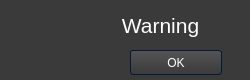
First picture: the form in Qt_Designer/warning.ui, repository bb305496/CSV_Weather_Dashboard, before the edit.
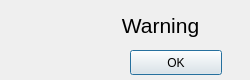
Second picture: the form after the edit. Icons and pictures are not drawn.

Commit message: Add to menu bar colorTheme

```diff
--- a/Qt_Designer/warning.ui
+++ b/Qt_Designer/warning.ui
@@ -30,994 +30,7 @@
     <normaloff>../Icons/warning_100dp_FFFF55_FILL0_wght400_GRAD0_opsz48.png</normaloff>../Icons/warning_100dp_FFFF55_FILL0_wght400_GRAD0_opsz48.png</iconset>
   </property>
   <property name="styleSheet">
-   <string notr="true">/*Copyright (c) DevSec Studio. All rights reserved.
-
-MIT License
-
-Permission is hereby granted, free of charge, to any person obtaining a copy
-of this software and associated documentation files (the &quot;Software&quot;), to deal
-in the Software without restriction, including without limitation the rights
-to use, copy, modify, merge, publish, distribute, sublicense, and/or sell
-copies of the Software, and to permit persons to whom the Software is
-furnished to do so, subject to the following conditions:
-
-The above copyright notice and this permission notice shall be included in all
-copies or substantial portions of the Software.
-
-THE SOFTWARE IS PROVIDED *AS IS*, WITHOUT WARRANTY OF ANY KIND, EXPRESS OR
-IMPLIED, INCLUDING BUT NOT LIMITED TO THE WARRANTIES OF MERCHANTABILITY,
-FITNESS FOR A PARTICULAR PURPOSE AND NONINFRINGEMENT. IN NO EVENT SHALL THE
-AUTHORS OR COPYRIGHT HOLDERS BE LIABLE FOR ANY CLAIM, DAMAGES OR OTHER
-LIABILITY, WHETHER IN AN ACTION OF CONTRACT, TORT OR OTHERWISE, ARISING FROM,
-OUT OF OR IN CONNECTION WITH THE SOFTWARE OR THE USE OR OTHER DEALINGS IN THE SOFTWARE.
-*/
-
-/*-----QWidget-----*/
-QWidget
-{
-	background-color: #3a3a3a;
-	color: #fff;
-	selection-background-color: #b78620;
-	selection-color: #000;
-
-}
-
-
-/*-----QLabel-----*/
-QLabel
-{
-	background-color: transparent;
-	color: #fff;
-
-}
-
-
-/*-----QMenuBar-----*/
-QMenuBar 
-{
-	background-color: qlineargradient(spread:repeat, x1:1, y1:0, x2:1, y2:1, stop:0 rgba(57, 57, 57, 255),stop:1 rgba(50, 50, 50, 255));
-	border: 1px solid #000;
-	color: #fff;
-
-}
-
-
-QMenuBar::item 
-{
-	background-color: transparent;
-
-}
-
-
-QMenuBar::item:selected 
-{
-	background-color: rgba(183, 134, 32, 20%);
-	border: 1px solid #b78620;
-	color: #fff;
-
-}
-
-
-QMenuBar::item:pressed 
-{
-	background-color: rgb(183, 134, 32);
-	border: 1px solid #b78620;
-	color: #fff;
-
-}
-
-
-/*-----QMenu-----*/
-QMenu
-{
-    background-color: qlineargradient(spread:repeat, x1:1, y1:0, x2:1, y2:1, stop:0 rgba(57, 57, 57, 255),stop:1 rgba(50, 50, 50, 255));
-    border: 1px solid #222;
-    padding: 4px;
-	color: #fff;
-
-}
-
-
-QMenu::item
-{
-    background-color: transparent;
-    padding: 2px 20px 2px 20px;
-
-}
-
-
-QMenu::separator
-{
-   	background-color: rgb(183, 134, 32);
-	height: 1px;
-
-}
-
-
-QMenu::item:disabled
-{
-    color: #555;
-    background-color: transparent;
-    padding: 2px 20px 2px 20px;
-
-}
-
-
-QMenu::item:selected
-{
-	background-color: rgba(183, 134, 32, 20%);
-	border: 1px solid #b78620;
-	color: #fff;
-
-}
-
-
-/*-----QToolBar-----*/
-QToolBar
-{
-	background-color: qlineargradient(spread:repeat, x1:1, y1:0, x2:1, y2:1, stop:0 rgba(69, 69, 69, 255),stop:1 rgba(58, 58, 58, 255));
-	border-top: none;
-	border-bottom: 1px solid #4f4f4f;
-	border-left: 1px solid #4f4f4f;
-	border-right: 1px solid #4f4f4f;
-
-}
-
-
-QToolBar::separator
-{
-	background-color: #2e2e2e;
-	width: 1px;
-
-}
-
-
-/*-----QToolButton-----*/
-QToolButton 
-{
-	background-color: transparent;
-	color: #fff;
-	padding: 5px;
-	padding-left: 8px;
-	padding-right: 8px;
-	margin-left: 1px;
-}
-
-
-QToolButton:hover
-{
-	background-color: rgba(183, 134, 32, 20%);
-	border: 1px solid #b78620;
-	color: #fff;
-	
-}
-
-
-QToolButton:pressed
-{
-	background-color: qlineargradient(spread:repeat, x1:1, y1:0, x2:1, y2:1, stop:0 rgba(57, 57, 57, 255),stop:1 rgba(50, 50, 50, 255));
-	border: 1px solid #b78620;
-
-}
-
-
-QToolButton:checked
-{
-	background-color: qlineargradient(spread:repeat, x1:1, y1:0, x2:1, y2:1, stop:0 rgba(57, 57, 57, 255),stop:1 rgba(50, 50, 50, 255));
-	border: 1px solid #222;
-}
-
-
-/*-----QPushButton-----*/
-QPushButton
-{
-	background-color: qlineargradient(spread:repeat, x1:1, y1:0, x2:1, y2:1, stop:0 rgba(84, 84, 84, 255),stop:1 rgba(59, 59, 59, 255));
-	color: #ffffff;
-	min-width: 80px;
-	border-style: solid;
-	border-width: 1px;
-	border-radius: 3px;
-	border-color: #051a39;
-	padding: 5px;
-
-}
-
-
-QPushButton::flat
-{
-	background-color: transparent;
-	border: none;
-	color: #fff;
-
-}
-
-
-QPushButton::disabled
-{
-	background-color: #404040;
-	color: #656565;
-	border-color: #051a39;
-
-}
-
-
-QPushButton::hover
-{
-	background-color: rgba(183, 134, 32, 20%);
-	border: 1px solid #b78620;
-
-}
-
-
-QPushButton::pressed
-{
-	background-color: qlineargradient(spread:repeat, x1:1, y1:0, x2:1, y2:1, stop:0 rgba(74, 74, 74, 255),stop:1 rgba(49, 49, 49, 255));
-	border: 1px solid #b78620;
-
-}
-
-
-QPushButton::checked
-{
-	background-color: qlineargradient(spread:repeat, x1:1, y1:0, x2:1, y2:1, stop:0 rgba(74, 74, 74, 255),stop:1 rgba(49, 49, 49, 255));
-	border: 1px solid #222;
-
-}
-
-
-/*-----QLineEdit-----*/
-QLineEdit
-{
-	background-color: #131313;
-	color : #eee;
-	border: 1px solid #343434;
-	border-radius: 2px;
-	padding: 3px;
-	padding-left: 5px;
-
-}
-
-
-/*-----QPlainTExtEdit-----*/
-QPlainTextEdit
-{
-	background-color: #131313;
-	color : #eee;
-	border: 1px solid #343434;
-	border-radius: 2px;
-	padding: 3px;
-	padding-left: 5px;
-
-}
-
-
-/*-----QTabBar-----*/
-QTabBar::tab
-{
-	background-color: qlineargradient(spread:repeat, x1:1, y1:0, x2:1, y2:1, stop:0 rgba(84, 84, 84, 255),stop:1 rgba(59, 59, 59, 255));
-	color: #ffffff;
-	border-style: solid;
-	border-width: 1px;
-	border-color: #666;
-	border-bottom: none;
-	padding: 5px;
-	padding-left: 15px;
-	padding-right: 15px;
-
-}
-
-
-QTabWidget::pane 
-{
-	background-color: red;
-	border: 1px solid #666;
-	top: 1px;
-
-}
-
-
-QTabBar::tab:last
-{
-	margin-right: 0; 
-
-}
-
-
-QTabBar::tab:first:!selected
-{
-	background-color: #0c0c0d;
-	margin-left: 0px;
-
-}
-
-
-QTabBar::tab:!selected
-{
-	color: #b1b1b1;
-	border-bottom-style: solid;
-	background-color: #0c0c0d;
-
-}
-
-
-QTabBar::tab:selected
-{
-	margin-bottom: 0px;
-
-}
-
-
-QTabBar::tab:!selected:hover
-{
-	border-top-color: #b78620;
-
-}
-
-
-/*-----QComboBox-----*/
-QComboBox
-{
-    background-color: qlineargradient(spread:repeat, x1:1, y1:0, x2:1, y2:1, stop:0 rgba(84, 84, 84, 255),stop:1 rgba(59, 59, 59, 255));
-    border: 1px solid #000;
-    padding-left: 6px;
-    color: #ffffff;
-    height: 20px;
-
-}
-
-
-QComboBox::disabled
-{
-	background-color: #404040;
-	color: #656565;
-	border-color: #051a39;
-
-}
-
-
-QComboBox:on
-{
-    background-color: #b78620;
-	color: #000;
-
-}
-
-
-QComboBox QAbstractItemView
-{
-    background-color: #383838;
-    color: #ffffff;
-    border: 1px solid black;
-    selection-background-color: #b78620;
-    outline: 0;
-
-}
-
-
-QComboBox::drop-down
-{
-	background-color: qlineargradient(spread:repeat, x1:1, y1:0, x2:1, y2:1, stop:0 rgba(57, 57, 57, 255),stop:1 rgba(50, 50, 50, 255));
-    subcontrol-origin: padding;
-    subcontrol-position: top right;
-    width: 15px;
-    border-left-width: 1px;
-    border-left-color: black;
-    border-left-style: solid; 
-
-}
-
-
-QComboBox::down-arrow
-{
-    image: url(://arrow-down.png);
-    width: 8px;
-    height: 8px;
-}
-
-
-/*-----QSpinBox &amp; QDateTimeEdit-----*/
-QSpinBox,
-QDateTimeEdit 
-{
-    background-color: #131313;
-	color : #eee;
-	border: 1px solid #343434;
-	padding: 3px;
-	padding-left: 5px;
-    border-radius : 2px;
-
-}
-
-
-QSpinBox::up-button, 
-QDateTimeEdit::up-button
-{
-	border-top-right-radius:2px;
-	background-color: #777777;
-    width: 16px; 
-    border-width: 1px;
-
-}
-
-
-QSpinBox::up-button:hover, 
-QDateTimeEdit::up-button:hover
-{
-	background-color: #585858;
-
-}
-
-
-QSpinBox::up-button:pressed, 
-QDateTimeEdit::up-button:pressed
-{
-	background-color: #252525;
-    width: 16px; 
-    border-width: 1px;
-
-}
-
-
-QSpinBox::up-arrow,
-QDateTimeEdit::up-arrow
-{
-    image: url(://arrow-up.png);
-    width: 7px;
-    height: 7px;
-
-}
-
-
-QSpinBox::down-button, 
-QDateTimeEdit::down-button
-{
-	border-bottom-right-radius:2px;
-	background-color: #777777;
-    width: 16px; 
-    border-width: 1px;
-
-}
-
-
-QSpinBox::down-button:hover, 
-QDateTimeEdit::down-button:hover
-{
-	background-color: #585858;
-
-}
-
-
-QSpinBox::down-button:pressed, 
-QDateTimeEdit::down-button:pressed
-{
-	background-color: #252525;
-    width: 16px; 
-    border-width: 1px;
-
-}
-
-
-QSpinBox::down-arrow,
-QDateTimeEdit::down-arrow
-{
-    image: url(://arrow-down.png);
-    width: 7px;
-    height: 7px;
-
-}
-
-
-/*-----QGroupBox-----*/
-QGroupBox 
-{
-    border: 1px solid;
-    border-color: #666666;
-	border-radius: 5px;
-    margin-top: 20px;
-
-}
-
-
-QGroupBox::title  
-{
-    background-color: transparent;
-    color: #eee;
-    subcontrol-origin: margin;
-    padding: 5px;
-	border-top-left-radius: 3px;
-	border-top-right-radius: 3px;
-
-}
-
-
-/*-----QHeaderView-----*/
-QHeaderView::section
-{
-    background-color: qlineargradient(spread:repeat, x1:1, y1:0, x2:1, y2:1, stop:0 rgba(60, 60, 60, 255),stop:1 rgba(50, 50, 50, 255));
-	border: 1px solid #000;
-    color: #fff;
-    text-align: left;
-	padding: 4px;
-	
-}
-
-
-QHeaderView::section:disabled
-{
-    background-color: #525251;
-    color: #656565;
-
-}
-
-
-QHeaderView::section:checked
-{
-    background-color: qlineargradient(spread:repeat, x1:1, y1:0, x2:1, y2:1, stop:0 rgba(60, 60, 60, 255),stop:1 rgba(50, 50, 50, 255));
-    color: #fff;
-
-}
-
-
-QHeaderView::section::vertical::first,
-QHeaderView::section::vertical::only-one
-{
-    border-top: 1px solid #353635;
-
-}
-
-
-QHeaderView::section::vertical
-{
-    border-top: 1px solid #353635;
-
-}
-
-
-QHeaderView::section::horizontal::first,
-QHeaderView::section::horizontal::only-one
-{
-    border-left: 1px solid #353635;
-
-}
-
-
-QHeaderView::section::horizontal
-{
-    border-left: 1px solid #353635;
-
-}
-
-
-QTableCornerButton::section
-{
-    background-color: qlineargradient(spread:repeat, x1:1, y1:0, x2:1, y2:1, stop:0 rgba(60, 60, 60, 255),stop:1 rgba(50, 50, 50, 255));
-	border: 1px solid #000;
-    color: #fff;
-
-}
-
-
-/*-----QTreeWidget-----*/
-QTreeView
-{
-	show-decoration-selected: 1;
-	alternate-background-color: #3a3a3a;
-	selection-color: #fff;
-	background-color: #2d2d2d;
-	border: 1px solid gray;
-	padding-top : 5px;
-	color: #fff;
-	font: 8pt;
-
-}
-
-
-QTreeView::item:selected
-{
-	color:#fff;
-	background-color: #b78620;
-	border-radius: 0px;
-
-}
-
-
-QTreeView::item:!selected:hover
-{
-    background-color: #262626;
-    border: none;
-    color: white;
-
-}
-
-
-QTreeView::branch:has-children:!has-siblings:closed,
-QTreeView::branch:closed:has-children:has-siblings 
-{
-	image: url(://tree-closed.png);
-
-}
-
-
-QTreeView::branch:open:has-children:!has-siblings,
-QTreeView::branch:open:has-children:has-siblings  
-{
-	image: url(://tree-open.png);
-
-}
-
-
-/*-----QListView-----*/
-QListView 
-{
-	background-color: qlineargradient(spread:repeat, x1:1, y1:0, x2:1, y2:1, stop:0 rgba(83, 83, 83, 255),stop:0.293269 rgba(81, 81, 81, 255),stop:0.634615 rgba(79, 79, 79, 255),stop:1 rgba(83, 83, 83, 255));
-    border : none;
-    color: white;
-    show-decoration-selected: 1; 
-    outline: 0;
-	border: 1px solid gray;
-
-}
-
-
-QListView::disabled 
-{
-	background-color: #656565;
-	color: #1b1b1b;
-    border: 1px solid #656565;
-
-}
-
-
-QListView::item 
-{
-	background-color: #2d2d2d;
-    padding: 1px;
-
-}
-
-
-QListView::item:alternate 
-{
-    background-color: #3a3a3a;
-
-}
-
-
-QListView::item:selected 
-{
-	background-color: #b78620;
-	border: 1px solid #b78620;
-	color: #fff;
-
-}
-
-
-QListView::item:selected:!active 
-{
-	background-color: #b78620;
-	border: 1px solid #b78620;
-	color: #fff;
-
-}
-
-
-QListView::item:selected:active 
-{
-	background-color: #b78620;
-	border: 1px solid #b78620;
-	color: #fff;
-
-}
-
-
-QListView::item:hover {
-    background-color: #262626;
-    border: none;
-    color: white;
-
-}
-
-
-/*-----QCheckBox-----*/
-QCheckBox
-{
-	background-color: transparent;
-    color: lightgray;
-	border: none;
-
-}
-
-
-QCheckBox::indicator
-{
-    background-color: #323232;
-    border: 1px solid darkgray;
-    width: 12px;
-    height: 12px;
-
-}
-
-
-QCheckBox::indicator:checked
-{
-    image:url(&quot;./ressources/check.png&quot;);
-	background-color: #b78620;
-    border: 1px solid #3a546e;
-
-}
-
-
-QCheckBox::indicator:unchecked:hover
-{
-	border: 1px solid #b78620; 
-
-}
-
-
-QCheckBox::disabled
-{
-	color: #656565;
-
-}
-
-
-QCheckBox::indicator:disabled
-{
-	background-color: #656565;
-	color: #656565;
-    border: 1px solid #656565;
-
-}
-
-
-/*-----QRadioButton-----*/
-QRadioButton 
-{
-	color: lightgray;
-	background-color: transparent;
-
-}
-
-
-QRadioButton::indicator::unchecked:hover 
-{
-	background-color: lightgray;
-	border: 2px solid #b78620;
-	border-radius: 6px;
-}
-
-
-QRadioButton::indicator::checked 
-{
-	border: 2px solid #b78620;
-	border-radius: 6px;
-	background-color: rgba(183,134,32,20%);  
-	width: 9px; 
-	height: 9px; 
-
-}
-
-
-/*-----QSlider-----*/
-QSlider::groove:horizontal 
-{
-	background-color: transparent;
-	height: 3px;
-
-}
-
-
-QSlider::sub-page:horizontal 
-{
-	background-color: #b78620;
-
-}
-
-
-QSlider::add-page:horizontal 
-{
-	background-color: #131313;
-
-}
-
-
-QSlider::handle:horizontal 
-{
-	background-color: #b78620;
-	width: 14px;
-	margin-top: -6px;
-	margin-bottom: -6px;
-	border-radius: 6px;
-
-}
-
-
-QSlider::handle:horizontal:hover 
-{
-	background-color: #d89e25;
-	border-radius: 6px;
-
-}
-
-
-QSlider::sub-page:horizontal:disabled 
-{
-	background-color: #bbb;
-	border-color: #999;
-
-}
-
-
-QSlider::add-page:horizontal:disabled 
-{
-	background-color: #eee;
-	border-color: #999;
-
-}
-
-
-QSlider::handle:horizontal:disabled 
-{
-	background-color: #eee;
-	border: 1px solid #aaa;
-	border-radius: 3px;
-
-}
-
-
-/*-----QScrollBar-----*/
-QScrollBar:horizontal
-{
-    border: 1px solid #222222;
-    background-color: #3d3d3d;
-    height: 15px;
-    margin: 0px 16px 0 16px;
-
-}
-
-
-QScrollBar::handle:horizontal
-{
-	background-color: qlineargradient(spread:repeat, x1:1, y1:0, x2:1, y2:1, stop:0 rgba(97, 97, 97, 255),stop:1 rgba(90, 90, 90, 255));
-	border: 1px solid #2d2d2d;
-    min-height: 20px;
-
-}
-
-
-QScrollBar::add-line:horizontal
-{
-	background-color: qlineargradient(spread:repeat, x1:1, y1:0, x2:1, y2:1, stop:0 rgba(97, 97, 97, 255),stop:1 rgba(90, 90, 90, 255));
-	border: 1px solid #2d2d2d;
-    width: 15px;
-    subcontrol-position: right;
-    subcontrol-origin: margin;
-
-}
-
-
-QScrollBar::sub-line:horizontal
-{
-	background-color: qlineargradient(spread:repeat, x1:1, y1:0, x2:1, y2:1, stop:0 rgba(97, 97, 97, 255),stop:1 rgba(90, 90, 90, 255));
-	border: 1px solid #2d2d2d;
-    width: 15px;
-    subcontrol-position: left;
-    subcontrol-origin: margin;
-
-}
-
-
-QScrollBar::right-arrow:horizontal
-{
-    image: url(://arrow-right.png);
-    width: 6px;
-    height: 6px;
-
-}
-
-
-QScrollBar::left-arrow:horizontal
-{
-    image: url(://arrow-left.png);
-    width: 6px;
-    height: 6px;
-
-}
-
-
-QScrollBar::add-page:horizontal, QScrollBar::sub-page:horizontal
-{
-    background: none;
-
-}
-
-
-QScrollBar:vertical
-{
-    background-color: #3d3d3d;
-    width: 16px;
-	border: 1px solid #2d2d2d;
-    margin: 16px 0px 16px 0px;
-
-}
-
-
-QScrollBar::handle:vertical
-{
-    background-color: qlineargradient(spread:repeat, x1:1, y1:0, x2:1, y2:1, stop:0 rgba(97, 97, 97, 255),stop:1 rgba(90, 90, 90, 255));
-	border: 1px solid #2d2d2d;
-    min-height: 20px;
-
-}
-
-
-QScrollBar::add-line:vertical
-{
-	background-color: qlineargradient(spread:repeat, x1:1, y1:0, x2:1, y2:1, stop:0 rgba(97, 97, 97, 255),stop:1 rgba(90, 90, 90, 255));
-	border: 1px solid #2d2d2d;
-    height: 15px;
-    subcontrol-position: bottom;
-    subcontrol-origin: margin;
-
-}
-
-
-QScrollBar::sub-line:vertical
-{
-	background-color: qlineargradient(spread:repeat, x1:1, y1:0, x2:1, y2:1, stop:0 rgba(97, 97, 97, 255),stop:1 rgba(90, 90, 90, 255));
-	border: 1px solid #2d2d2d;
-    height: 15px;
-    subcontrol-position: top;
-    subcontrol-origin: margin;
-
-}
-
-
-QScrollBar::up-arrow:vertical
-{
-    image: url(://arrow-up.png);
-    width: 6px;
-    height: 6px;
-
-}
-
-
-QScrollBar::down-arrow:vertical
-{
-    image: url(://arrow-down.png);
-    width: 6px;
-    height: 6px;
-
-}
-
-
-QScrollBar::add-page:vertical, QScrollBar::sub-page:vertical
-{
-    background: none;
-
-}
-
-
-/*-----QProgressBar-----*/
-QProgressBar
-{
-    border: 1px solid #666666;
-    text-align: center;
-	color: #000;
-	font-weight: bold;
-
-}
-
-
-QProgressBar::chunk
-{
-    background-color: #b78620;
-    width: 30px;
-    margin: 0.5px;
-
-}
-
-</string>
+   <string notr="true"/>
   </property>
   <widget class="QPushButton" name="okButton">
    <property name="geometry">
```
The commit also changes 13 other files.
